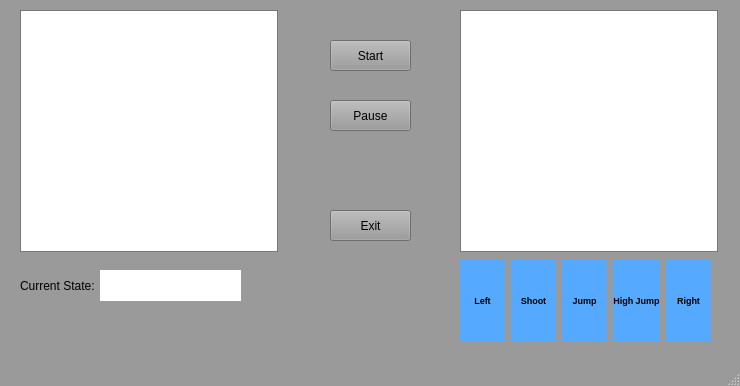
Before: the Qt Designer form SuperMarioAi/MainWindow.ui in LeoPeters/SuperMario-Bot, drawn with Qt 5.
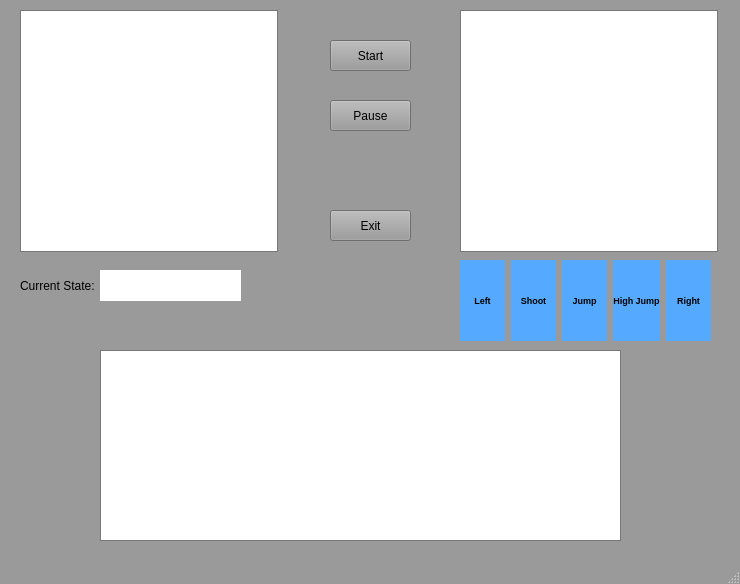
After: the same form once the commit is applied. Icons and pictures are not drawn.

Patch:
```diff
--- a/SuperMarioAi/MainWindow.ui
+++ b/SuperMarioAi/MainWindow.ui
@@ -7,7 +7,7 @@
     <x>0</x>
     <y>0</y>
     <width>740</width>
-    <height>386</height>
+    <height>584</height>
    </rect>
   </property>
   <property name="palette">
@@ -3144,6 +3144,16 @@
      <set>Qt::AlignCenter</set>
     </property>
    </widget>
+   <widget class="QTableWidget" name="tableWidget">
+    <property name="geometry">
+     <rect>
+      <x>100</x>
+      <y>350</y>
+      <width>521</width>
+      <height>191</height>
+     </rect>
+    </property>
+   </widget>
   </widget>
   <widget class="QMenuBar" name="menubar">
    <property name="geometry">
```
